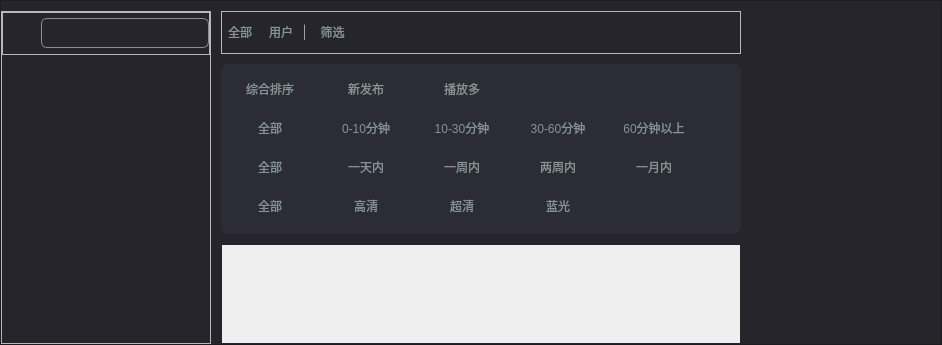
First picture: the form in VideoPlayer/mainwidget/resultlist/ResultLists.ui, repository huizhang556/pc-video-player, before the edit.
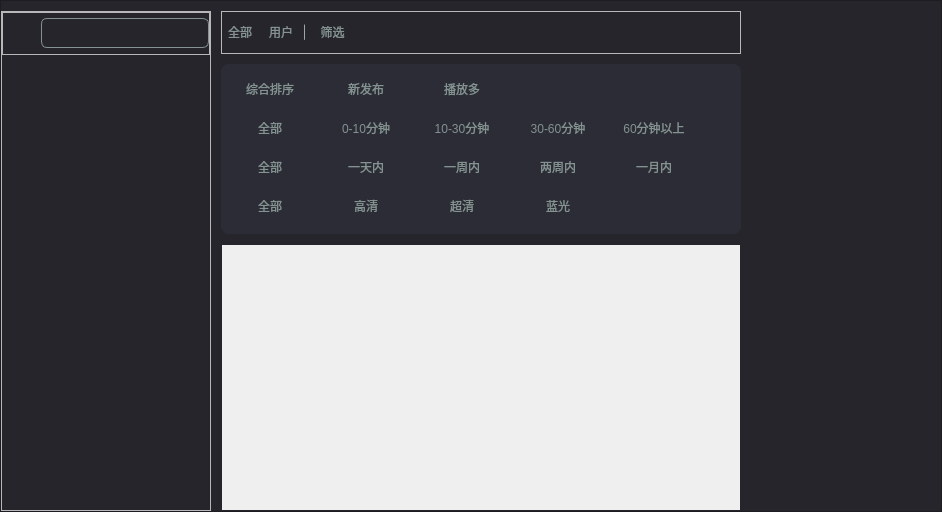
Second picture: the form after the edit. Icons and pictures are not drawn.

Patch:
```diff
--- a/VideoPlayer/mainwidget/resultlist/ResultLists.ui
+++ b/VideoPlayer/mainwidget/resultlist/ResultLists.ui
@@ -7,7 +7,7 @@
     <x>0</x>
     <y>0</y>
     <width>942</width>
-    <height>345</height>
+    <height>512</height>
    </rect>
   </property>
   <property name="windowTitle">
@@ -946,7 +946,7 @@
                    <x>0</x>
                    <y>0</y>
                    <width>512</width>
-                   <height>96</height>
+                   <height>263</height>
                   </rect>
                  </property>
                  <property name="styleSheet">
```
